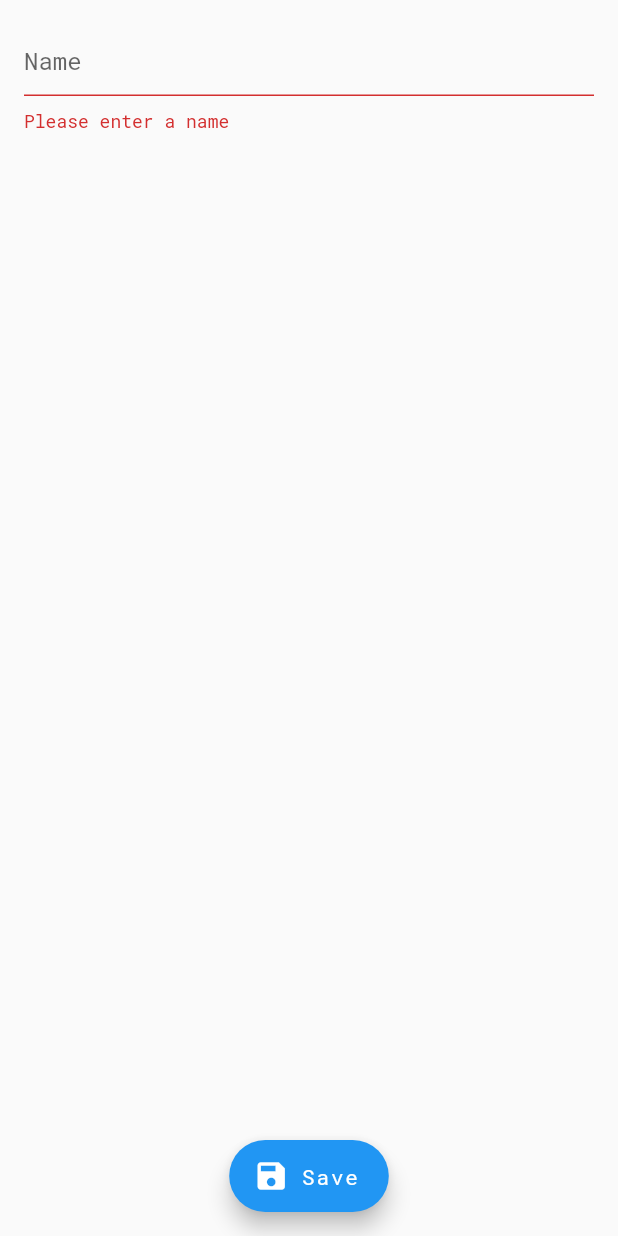
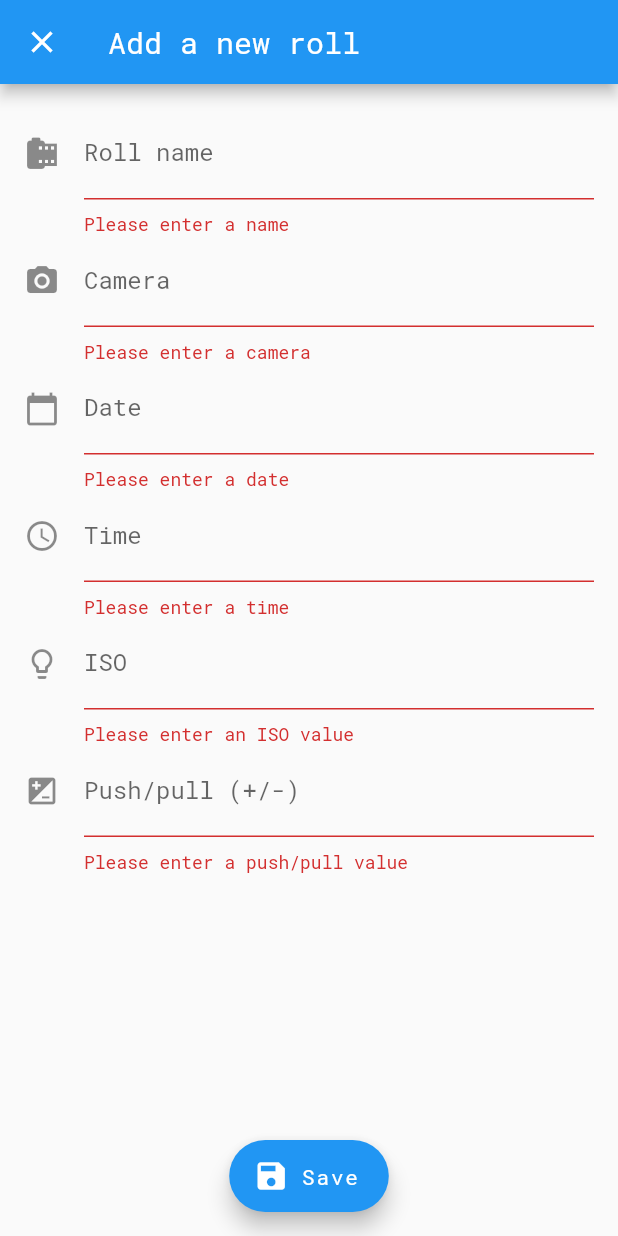
Before and after one commit to shaynekellyii/film-tracker-flutter, a Flutter app: the AddRollForm screen opened directly with empty values, after a tap on "Save", on a phone screen of 412 x 824 dp. Run offline on Flutter 3.47's test engine with Material 2 defaults, Android fonts, the phone set to English and light mode, and no system bars; our stand-ins replace flutter_redux, redux, sqflite; accounts and stored records are empty.

Commit message:
Add full form for adding a roll

```diff
--- a/lib/main.dart
+++ b/lib/main.dart
@@ -24,7 +24,7 @@ class FilmTrackerApp extends StatelessWidget {
         title: 'Film tracker',
         theme: ThemeData(
           fontFamily: 'Roboto Mono',
-          primaryColor: Colors.white,
+          primaryColor: Colors.blue,
         ),
         routes: {
           '/': (context) => HomeScreen(
--- a/lib/presentation/add_roll_form.dart
+++ b/lib/presentation/add_roll_form.dart
@@ -25,10 +25,23 @@ class _AddRollFormState extends State<AddRollForm> {
 //  bool get isEditing => widget.isEditing;
 
   String _name;
+  String _camera;
+  String _date;
+  String _time;
+  int _iso;
+  int _push;
 
   @override
   Widget build(BuildContext context) {
-    return Container(
+    return Scaffold(
+      appBar: AppBar(
+        leading: IconButton(
+          icon: Icon(Icons.close),
+          onPressed: () => Navigator.of(context).pop(),
+        ),
+        title: Text('Add a new roll'),
+      ),
+      body: Container(
         padding: EdgeInsets.all(16.0),
         child: Column(
           children: <Widget>[
@@ -37,39 +50,122 @@ class _AddRollFormState extends State<AddRollForm> {
                 key: _formKey,
                 child: ListView(
                   children: <Widget>[
-                  TextFormField(
+                    _getNameField(),
+                    _getCameraField(),
+                    _getDateField(),
+                    _getTimeField(),
+                    _getIsoField(),
+                    _getPushField(),
+                  ],
+                ),
+              ),
+            ),
+            FloatingActionButton.extended(
+              onPressed: _onSavePressed,
+              icon: Icon(Icons.save),
+              label: Text('Save'),
+            )
+          ],
+        ),
+      ),
+    );
+  }
+
+  void _onSavePressed() {
+    FocusScope.of(context).requestFocus(FocusNode());
+    if (_formKey.currentState.validate()) {
+      _formKey.currentState.save();
+      widget.onSave(Roll(
+        camera: _camera,
+        name: _name,
+        date: _date,
+        time: _time,
+        push: _push,
+        iso: _iso,
+      ));
+      Navigator.pop(context);
+    }
+  }
+
+  TextFormField _getNameField() {
+    return TextFormField(
       decoration: InputDecoration(
-                      hintText: 'Name',
+        icon: Icon(Icons.camera_roll),
+        labelText: 'Roll name',
       ),
       validator: (value) {
         return value.trim().isEmpty ? 'Please enter a name' : null;
       },
       onSaved: (value) => _name = value,
+    );
+  }
+
+  TextFormField _getCameraField() {
+    return TextFormField(
+      decoration: InputDecoration(
+        icon: Icon(Icons.camera_alt),
+        labelText: 'Camera',
       ),
-                ],
+      validator: (value) {
+        return value.trim().isEmpty ? 'Please enter a camera' : null;
+      },
+      onSaved: (value) => _camera = value,
+    );
+  }
+
+  TextFormField _getDateField() {
+    return TextFormField(
+      decoration: InputDecoration(
+        icon: Icon(Icons.calendar_today),
+        labelText: 'Date',
       ),
+      validator: (value) {
+        return value.trim().isEmpty ? 'Please enter a date' : null;
+      },
+      onSaved: (value) => _date = value,
+    );
+  }
+
+  TextFormField _getTimeField() {
+    return TextFormField(
+      decoration: InputDecoration(
+        icon: Icon(Icons.access_time),
+        labelText: 'Time',
       ),
+      validator: (value) {
+        return value.trim().isEmpty ? 'Please enter a time' : null;
+      },
+      onSaved: (value) => _time = value,
+    );
+  }
+
+  TextFormField _getIsoField() {
+    return TextFormField(
+      decoration: InputDecoration(
+        icon: Icon(Icons.lightbulb_outline),
+        labelText: 'ISO',
       ),
-          FloatingActionButton.extended(
-            onPressed: () {
-              if (_formKey.currentState.validate()) {
-                _formKey.currentState.save();
-                widget.onSave(Roll(
-                  camera: 'Canon',
-                  name: _name,
-                  date: 'date',
-                  time: 'time',
-                  push: 1,
-                  iso: 400,
-                ));
-                Navigator.pop(context);
+      validator: (value) {
+        return value.trim().isEmpty || int.tryParse(value.trim()) == null
+            ? 'Please enter an ISO value'
+            : null;
+      },
+      onSaved: (value) => _iso = int.parse(value),
+    );
   }
+
+  TextFormField _getPushField() {
+    return TextFormField(
+      decoration: InputDecoration(
+        icon: Icon(Icons.iso),
+        labelText: 'Push/pull (+/-)',
+      ),
+      validator: (value) {
+        return value.trim().isEmpty || int.tryParse(value.trim()) != null
+            ? 'Please enter a push/pull value'
+            : null;
       },
-            icon: Icon(Icons.save),
-            label: Text('Save'),
-          )
-        ],
-      ),
+      onSaved: (value) => _push = int.parse(value),
     );
   }
 }
--- a/lib/presentation/home_screen.dart
+++ b/lib/presentation/home_screen.dart
@@ -24,12 +24,10 @@ class _HomeScreenState extends State<HomeScreen> {
       appBar: AppBar(title: Text('Film tracker')),
       body: RollListContainer(),
       floatingActionButton: FloatingActionButton.extended(
-        onPressed: () => showModalBottomSheet(
-              context: context,
-              builder: (context) {
-                return AddRollContainer();
-              },
-            ),
+        onPressed: () => Navigator.of(context).push(MaterialPageRoute(
+              builder: (context) => AddRollContainer(),
+              fullscreenDialog: true,
+            )),
         icon: Icon(Icons.add),
         label: Text('Add a new roll'),
       ),
```
Lines whose indentation alone changed are shown as unchanged.
